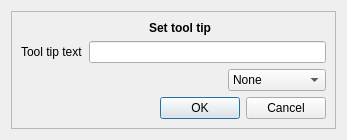
xnamed/vacuum-im, file src/plugins/xhtmlim/settooltip2.ui: the form before one commit.
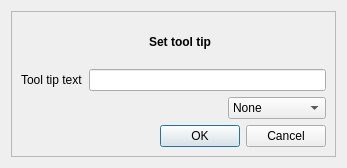
The form after the commit.

Patch:
```diff
--- a/src/plugins/xhtmlim/settooltip2.ui
+++ b/src/plugins/xhtmlim/settooltip2.ui
@@ -10,7 +10,7 @@
     <x>0</x>
     <y>0</y>
     <width>347</width>
-    <height>140</height>
+    <height>168</height>
    </rect>
   </property>
   <property name="sizePolicy">
```
Left out of the diff: 3 changed lines with no effect on the pictures.
